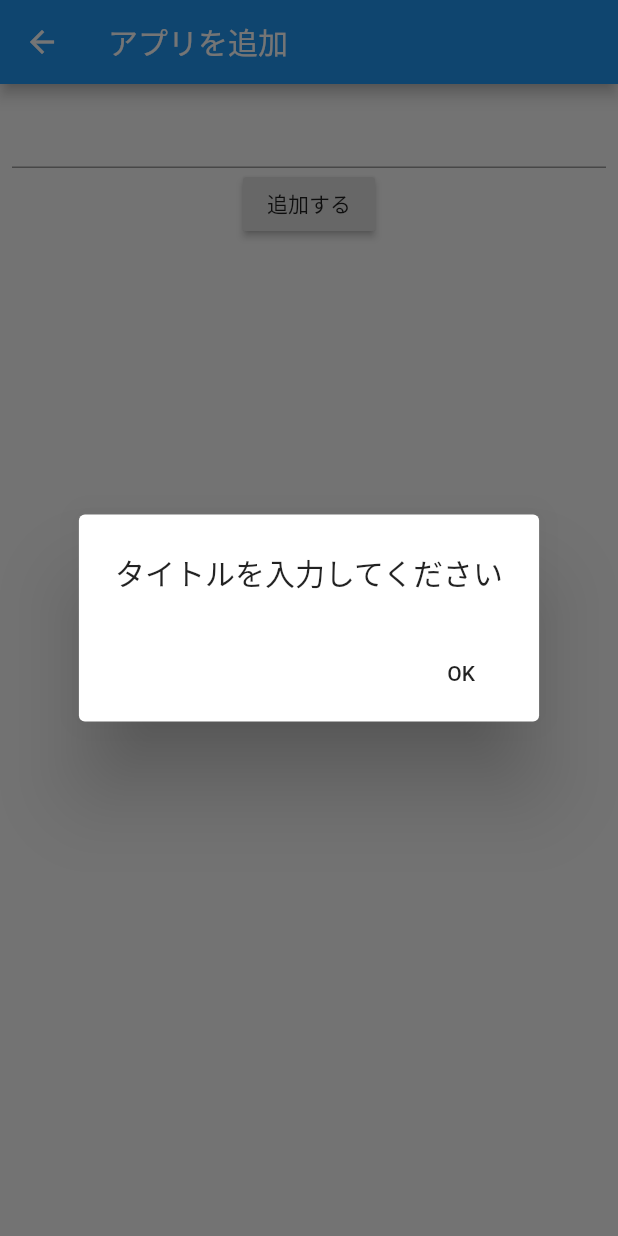
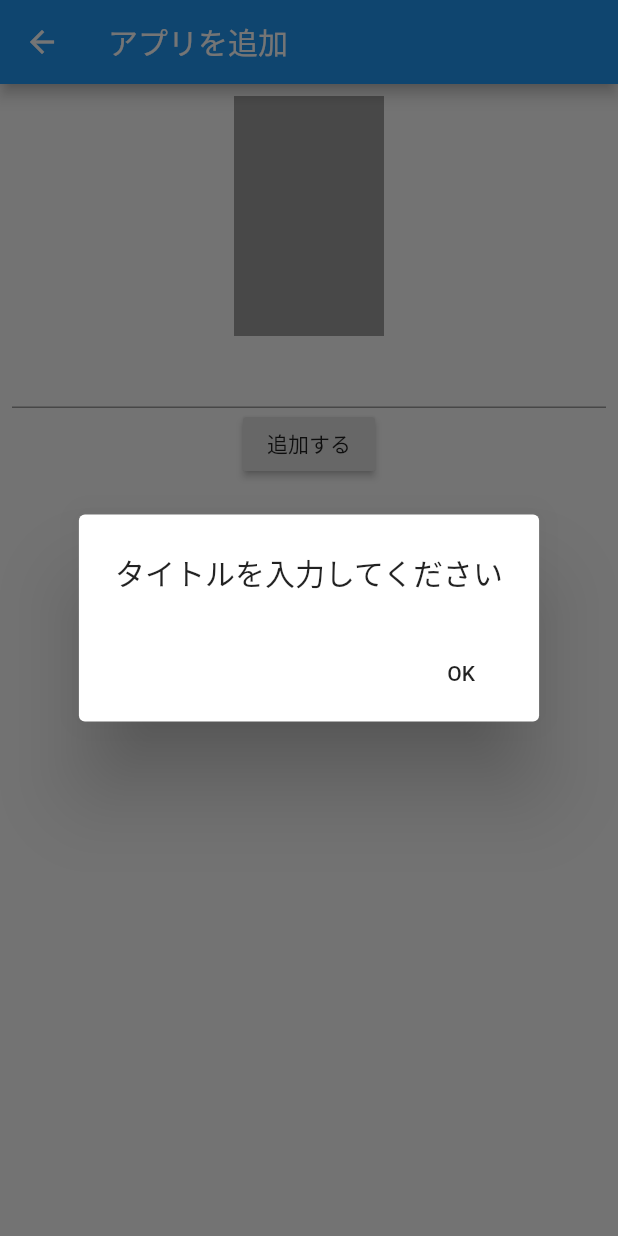
Before and after one commit to charakuri-8/coriander, a Flutter app: the AddBookPage screen opened directly, after a tap on "追加する", on a phone screen of 412 x 824 dp. Run offline on Flutter 3.47's test engine with Material 2 defaults, Android fonts, the phone set to English and light mode, and no system bars; our stand-ins replace cloud_firestore, firebase_auth, firebase_core, firebase_storage, image_picker; accounts and stored records are empty.

Commit message:
画像のアップロード スプラッシュ画像

```diff
--- a/lib/domain/book.dart
+++ b/lib/domain/book.dart
@@ -4,8 +4,10 @@ class Book {
   Book(DocumentSnapshot documentSnapshot) {
     documentID = documentSnapshot.id;
     title = documentSnapshot.data()['title'];
+    imageURL = documentSnapshot.data()['imageURL'];
   }
 
   String documentID;
   String title;
+  String imageURL;
 }
--- a/lib/presentation/add_book/add_book_model.dart
+++ b/lib/presentation/add_book/add_book_model.dart
@@ -1,26 +1,63 @@
+import 'dart:io';
 import 'package:cloud_firestore/cloud_firestore.dart';
 import 'package:coriander/domain/book.dart';
+import 'package:firebase_storage/firebase_storage.dart';
 import 'package:flutter/material.dart';
+import 'package:image_picker/image_picker.dart';
 
 class AddBookModel extends ChangeNotifier {
   String bookTitle = '';
+  File imageFile;
+  bool isLoading = false;
+
+  Future startLoading() async {
+    isLoading = true;
+    notifyListeners();
+  }
+
+  Future endLoading() async {
+    isLoading = false;
+    notifyListeners();
+  }
+
+  Future showImagePicker() async {
+    final picker = ImagePicker();
+    final pickedFile = await picker.getImage(source: ImageSource.gallery);
+    imageFile = File(pickedFile.path);
+    notifyListeners();
+  }
 
   Future addBookToFirebase() async {
     if (bookTitle.isEmpty) {
       throw ('タイトルを入力してください');
     }
+    final imageURL = await _uploadImage();
     FirebaseFirestore.instance.collection('books').add({
       'title': bookTitle,
+      'imageURL': imageURL,
       'createAt': Timestamp.now(),
     });
   }
 
   Future updateBook(Book book) async {
+    final imageURL = await _uploadImage();
     final document =
         FirebaseFirestore.instance.collection('books').doc(book.documentID);
     await document.update({
       'title': bookTitle,
+      'imageURL': imageURL,
       'updateAt': Timestamp.now(),
     });
   }
+
+  Future<String> _uploadImage() async {
+    final storage = FirebaseStorage.instance;
+    StorageTaskSnapshot snapshot = await storage
+        .ref()
+        .child("books/$bookTitle")
+        .putFile(imageFile)
+        .onComplete;
+    final String downloadURL = await snapshot.ref.getDownloadURL();
+    return downloadURL;
+  }
 }
--- a/lib/presentation/add_book/add_book_page.dart
+++ b/lib/presentation/add_book/add_book_page.dart
@@ -15,7 +15,9 @@ class AddBookPage extends StatelessWidget {
     }
     return ChangeNotifierProvider<AddBookModel>(
       create: (_) => AddBookModel(),
-      child: Scaffold(
+      child: Stack(
+        children: <Widget>[
+          Scaffold(
             appBar: AppBar(
               title: Text(isUpdate ? 'アプリを編集' : 'アプリを追加'),
             ),
@@ -25,6 +27,20 @@ class AddBookPage extends StatelessWidget {
                   padding: const EdgeInsets.all(8.0),
                   child: Column(
                     children: <Widget>[
+                      SizedBox(
+                        width: 100,
+                        height: 160,
+                        child: InkWell(
+                          onTap: () async {
+                            await model.showImagePicker();
+                          },
+                          child: model.imageFile != null
+                              ? Image.file(model.imageFile)
+                              : Container(
+                                  color: Colors.grey,
+                                ),
+                        ),
+                      ),
                       TextField(
                         controller: textEditingController,
                         onChanged: (text) {
@@ -34,11 +50,13 @@ class AddBookPage extends StatelessWidget {
                       RaisedButton(
                         child: Text(isUpdate ? '更新する' : '追加する'),
                         onPressed: () async {
+                          model.startLoading();
                           if (isUpdate) {
                             await updateBook(model, context);
                           } else {
                             await addBook(model, context);
                           }
+                          model.endLoading();
                         },
                       ),
                     ],
@@ -46,6 +64,18 @@ class AddBookPage extends StatelessWidget {
                 );
               },
             ),
+          ),
+          Consumer<AddBookModel>(builder: (context, model, child) {
+            return model.isLoading
+                ? Container(
+                    color: Colors.grey.withOpacity(0.7),
+                    child: Center(
+                      child: CircularProgressIndicator(),
+                    ),
+                  )
+                : SizedBox();
+          }),
+        ],
       ),
     );
   }
--- a/lib/presentation/book_list/book_list_page.dart
+++ b/lib/presentation/book_list/book_list_page.dart
@@ -20,6 +20,7 @@ class BookListPage extends StatelessWidget {
             final listTiles = books
                 .map(
                   (book) => ListTile(
+                    leading: Image.network(book.imageURL),
                     title: Text(book.title),
                     trailing: IconButton(
                       icon: Icon(Icons.edit),
```
Also changed, not shown: lib/presentation/main/main.dart (+9 -0 lines), pubspec.yaml (+7 -0 lines), images/1_Primary_logo_on_transparent_292x65.png (added), pubspec.lock, 9 other files. Lines whose indentation alone changed are shown as unchanged.
